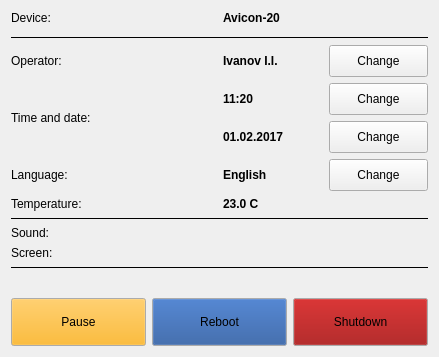
First picture: the form in ui/systemwidget.ui, repository dmitry64/av20, before the edit.
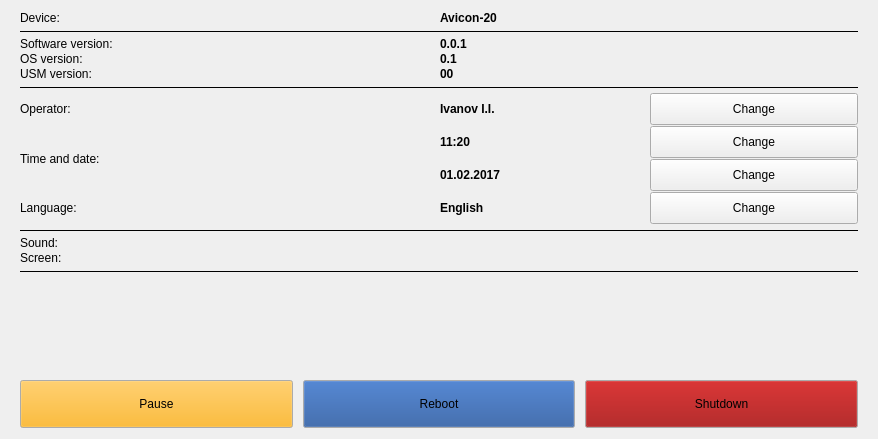
Second picture: the form after the edit. Icons and pictures are not drawn. Custom widgets are drawn as their Qt base class.

```diff
--- a/ui/systemwidget.ui
+++ b/ui/systemwidget.ui
@@ -6,8 +6,8 @@
    <rect>
     <x>0</x>
     <y>0</y>
-    <width>439</width>
-    <height>357</height>
+    <width>878</width>
+    <height>439</height>
    </rect>
   </property>
   <property name="windowTitle">
@@ -17,12 +17,30 @@
    <bool>true</bool>
   </property>
   <layout class="QVBoxLayout" name="verticalLayout_2">
+   <property name="leftMargin">
+    <number>20</number>
+   </property>
+   <property name="rightMargin">
+    <number>20</number>
+   </property>
    <item>
     <layout class="QVBoxLayout" name="verticalLayout">
+     <property name="spacing">
+      <number>1</number>
+     </property>
+     <property name="leftMargin">
+      <number>0</number>
+     </property>
+     <property name="rightMargin">
+      <number>0</number>
+     </property>
      <item>
       <layout class="QHBoxLayout" name="horizontalLayout_2">
+       <property name="spacing">
+        <number>1</number>
+       </property>
        <property name="bottomMargin">
-        <number>5</number>
+        <number>0</number>
        </property>
        <item>
         <widget class="QLabel" name="label">
@@ -46,8 +64,120 @@
        </item>
       </layout>
      </item>
+     <item>
+      <widget class="Line" name="line_4">
+       <property name="minimumSize">
+        <size>
+         <width>0</width>
+         <height>10</height>
+        </size>
+       </property>
+       <property name="frameShadow">
+        <enum>QFrame::Plain</enum>
+       </property>
+       <property name="orientation">
+        <enum>Qt::Horizontal</enum>
+       </property>
+      </widget>
+     </item>
+     <item>
+      <layout class="QHBoxLayout" name="horizontalLayout_10">
+       <property name="spacing">
+        <number>1</number>
+       </property>
+       <property name="bottomMargin">
+        <number>0</number>
+       </property>
+       <item>
+        <widget class="QLabel" name="label_4">
+         <property name="text">
+          <string>Software version:</string>
+         </property>
+        </widget>
+       </item>
+       <item>
+        <widget class="QLabel" name="label_6">
+         <property name="font">
+          <font>
+           <weight>75</weight>
+           <bold>true</bold>
+          </font>
+         </property>
+         <property name="text">
+          <string>0.0.1</string>
+         </property>
+        </widget>
+       </item>
+      </layout>
+     </item>
+     <item>
+      <layout class="QHBoxLayout" name="horizontalLayout_14">
+       <property name="spacing">
+        <number>1</number>
+       </property>
+       <property name="bottomMargin">
+        <number>0</number>
+       </property>
+       <item>
+        <widget class="QLabel" name="label_7">
+         <property name="text">
+          <string>OS version:</string>
+         </property>
+        </widget>
+       </item>
+       <item>
+        <widget class="QLabel" name="label_9">
+         <property name="font">
+          <font>
+           <weight>75</weight>
+           <bold>true</bold>
+          </font>
+         </property>
+         <property name="text">
+          <string>0.1</string>
+         </property>
+        </widget>
+       </item>
+      </layout>
+     </item>
+     <item>
+      <layout class="QHBoxLayout" name="horizontalLayout_15">
+       <property name="spacing">
+        <number>1</number>
+       </property>
+       <property name="bottomMargin">
+        <number>0</number>
+       </property>
+       <item>
+        <widget class="QLabel" name="label_10">
+         <property name="text">
+          <string>USM version:</string>
+         </property>
+        </widget>
+       </item>
+       <item>
+        <widget class="QLabel" name="label_11">
+         <property name="font">
+          <font>
+           <weight>75</weight>
+           <bold>true</bold>
+          </font>
+         </property>
+         <property name="text">
+          <string>00</string>
+         </property>
+        </widget>
+       </item>
+      </layout>
+     </item>
      <item>
       <widget class="Line" name="line">
+       <property name="minimumSize">
+        <size>
+         <width>0</width>
+         <height>10</height>
+        </size>
+       </property>
        <property name="frameShadow">
         <enum>QFrame::Plain</enum>
        </property>
@@ -58,8 +188,8 @@
      </item>
      <item>
       <layout class="QHBoxLayout" name="horizontalLayout_3">
-       <property name="topMargin">
-        <number>0</number>
+       <property name="spacing">
+        <number>1</number>
        </property>
        <item>
         <widget class="QLabel" name="label_3">
@@ -70,6 +200,9 @@
        </item>
        <item>
         <layout class="QHBoxLayout" name="horizontalLayout_4">
+         <property name="spacing">
+          <number>1</number>
+         </property>
          <item>
           <widget class="QLabel" name="operatorLabel">
            <property name="font">
@@ -106,6 +239,9 @@
      </item>
      <item>
       <layout class="QHBoxLayout" name="horizontalLayout_5">
+       <property name="spacing">
+        <number>1</number>
+       </property>
        <property name="bottomMargin">
         <number>0</number>
        </property>
@@ -118,11 +254,17 @@
        </item>
        <item>
         <layout class="QVBoxLayout" name="verticalLayout_3">
+         <property name="spacing">
+          <number>1</number>
+         </property>
          <property name="bottomMargin">
           <number>0</number>
          </property>
          <item>
           <layout class="QHBoxLayout" name="horizontalLayout_6">
+           <property name="spacing">
+            <number>1</number>
+           </property>
            <item>
             <widget class="QLabel" name="timeLabel">
              <property name="font">
@@ -157,6 +299,9 @@
          </item>
          <item>
           <layout class="QHBoxLayout" name="horizontalLayout_7">
+           <property name="spacing">
+            <number>1</number>
+           </property>
            <property name="bottomMargin">
             <number>0</number>
            </property>
@@ -198,6 +343,9 @@
      </item>
      <item>
       <layout class="QHBoxLayout" name="horizontalLayout_8">
+       <property name="spacing">
+        <number>1</number>
+       </property>
        <property name="bottomMargin">
         <number>0</number>
        </property>
@@ -210,6 +358,9 @@
        </item>
        <item>
         <layout class="QHBoxLayout" name="horizontalLayout_9">
+         <property name="spacing">
+          <number>1</number>
+         </property>
          <item>
           <widget class="QLabel" name="languageLabel">
            <property name="font">
@@ -244,35 +395,14 @@
        </item>
       </layout>
      </item>
-     <item>
-      <layout class="QHBoxLayout" name="horizontalLayout_10">
-       <property name="bottomMargin">
-        <number>0</number>
-       </property>
-       <item>
-        <widget class="QLabel" name="label_10">
-         <property name="text">
-          <string>Temperature:</string>
-         </property>
-        </widget>
-       </item>
-       <item>
-        <widget class="QLabel" name="temperatureLabel">
-         <property name="font">
-          <font>
-           <weight>75</weight>
-           <bold>true</bold>
-          </font>
-         </property>
-         <property name="text">
-          <string>23.0 C</string>
-         </property>
-        </widget>
-       </item>
-      </layout>
-     </item>
      <item>
       <widget class="Line" name="line_2">
+       <property name="minimumSize">
+        <size>
+         <width>0</width>
+         <height>10</height>
+        </size>
+       </property>
        <property name="frameShadow">
         <enum>QFrame::Plain</enum>
        </property>
@@ -283,6 +413,9 @@
      </item>
      <item>
       <layout class="QHBoxLayout" name="horizontalLayout_11" stretch="1,1">
+       <property name="spacing">
+        <number>1</number>
+       </property>
        <property name="bottomMargin">
         <number>0</number>
        </property>
@@ -307,6 +440,9 @@
      </item>
      <item>
       <layout class="QHBoxLayout" name="horizontalLayout_12" stretch="1,1">
+       <property name="spacing">
+        <number>1</number>
+       </property>
        <property name="bottomMargin">
         <number>0</number>
        </property>
@@ -331,6 +467,12 @@
      </item>
      <item>
       <widget class="Line" name="line_3">
+       <property name="minimumSize">
+        <size>
+         <width>0</width>
+         <height>10</height>
+        </size>
+       </property>
        <property name="frameShadow">
         <enum>QFrame::Plain</enum>
        </property>
@@ -356,6 +498,9 @@
    </item>
    <item>
     <layout class="QHBoxLayout" name="horizontalLayout">
+     <property name="spacing">
+      <number>10</number>
+     </property>
      <item>
       <widget class="QPushButton" name="pauseButton">
        <property name="minimumSize">
```
